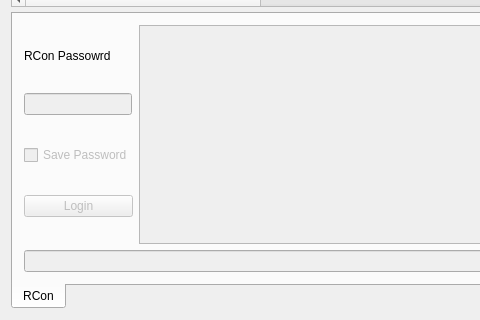
The window that mainwindow.ui (Drifter321/admintool) describes before a commit, drawn with Qt 5; both pictures show x 0 to 480 and y 448 to 768 of the 1024 by 768 pixel window.
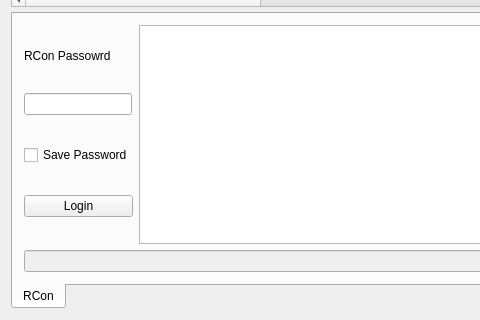
The same window after the commit.

```diff
--- a/mainwindow.ui
+++ b/mainwindow.ui
@@ -280,6 +280,9 @@
        </widget>
       </widget>
       <widget class="QTabWidget" name="tabWidget">
+       <property name="enabled">
+        <bool>true</bool>
+       </property>
        <property name="tabPosition">
         <enum>QTabWidget::South</enum>
        </property>
@@ -287,6 +290,9 @@
         <number>0</number>
        </property>
        <widget class="QWidget" name="rconTab">
+        <property name="enabled">
+         <bool>true</bool>
+        </property>
         <attribute name="title">
          <string>RCon</string>
         </attribute>
@@ -322,7 +328,7 @@
                <item>
                 <widget class="QLineEdit" name="rconPassword">
                  <property name="enabled">
-                  <bool>false</bool>
+                  <bool>true</bool>
                  </property>
                  <property name="sizePolicy">
                   <sizepolicy hsizetype="Fixed" vsizetype="Fixed">
@@ -344,7 +350,7 @@
                <item>
                 <widget class="QCheckBox" name="rconSave">
                  <property name="enabled">
-                  <bool>false</bool>
+                  <bool>true</bool>
                  </property>
                  <property name="sizePolicy">
                   <sizepolicy hsizetype="Fixed" vsizetype="Fixed">
@@ -360,7 +366,7 @@
                <item>
                 <widget class="QPushButton" name="rconLogin">
                  <property name="enabled">
-                  <bool>false</bool>
+                  <bool>true</bool>
                  </property>
                  <property name="text">
                   <string>Login</string>
@@ -372,7 +378,7 @@
              <item>
               <widget class="QPlainTextEdit" name="commandOutput">
                <property name="enabled">
-                <bool>false</bool>
+                <bool>true</bool>
                </property>
                <property name="undoRedoEnabled">
                 <bool>false</bool>
@@ -409,7 +415,7 @@
      <x>0</x>
      <y>0</y>
      <width>1024</width>
-     <height>21</height>
+     <height>22</height>
     </rect>
    </property>
    <property name="defaultUp">
```
